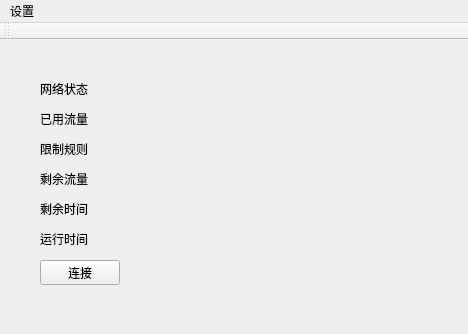
Old version of the form src/mainwindow.ui in the repository chaodongqu/anon_app.
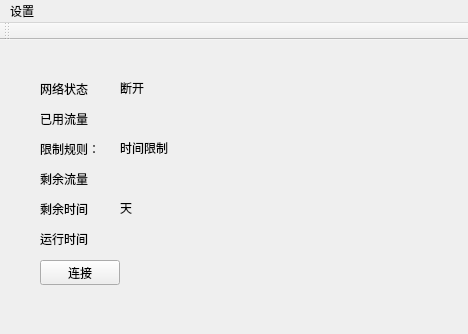
New version of the form.

```diff
--- a/src/mainwindow.ui
+++ b/src/mainwindow.ui
@@ -45,12 +45,12 @@
      <rect>
       <x>40</x>
       <y>100</y>
-      <width>54</width>
+      <width>61</width>
       <height>17</height>
      </rect>
     </property>
     <property name="text">
-     <string>限制规则</string>
+     <string>限制规则：</string>
     </property>
    </widget>
    <widget class="QLabel" name="label_4">
@@ -105,6 +105,45 @@
      <string>运行时间</string>
     </property>
    </widget>
+   <widget class="QLabel" name="label_days">
+    <property name="geometry">
+     <rect>
+      <x>120</x>
+      <y>160</y>
+      <width>59</width>
+      <height>16</height>
+     </rect>
+    </property>
+    <property name="text">
+     <string>天</string>
+    </property>
+   </widget>
+   <widget class="QLabel" name="limmit_type">
+    <property name="geometry">
+     <rect>
+      <x>120</x>
+      <y>100</y>
+      <width>59</width>
+      <height>16</height>
+     </rect>
+    </property>
+    <property name="text">
+     <string>时间限制</string>
+    </property>
+   </widget>
+   <widget class="QLabel" name="label_network">
+    <property name="geometry">
+     <rect>
+      <x>120</x>
+      <y>40</y>
+      <width>59</width>
+      <height>16</height>
+     </rect>
+    </property>
+    <property name="text">
+     <string>断开</string>
+    </property>
+   </widget>
   </widget>
   <widget class="QMenuBar" name="menuBar">
    <widget class="QMenu" name="menuFile">
```
Left out of the diff: 8 changed lines with no effect on the pictures.
